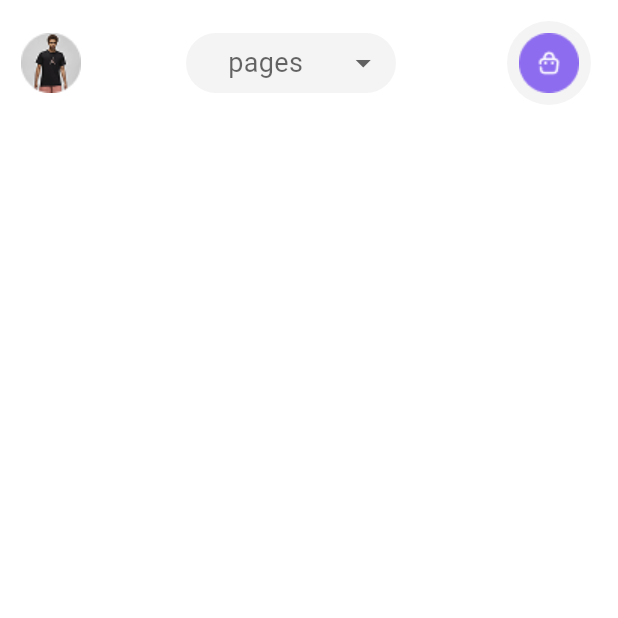
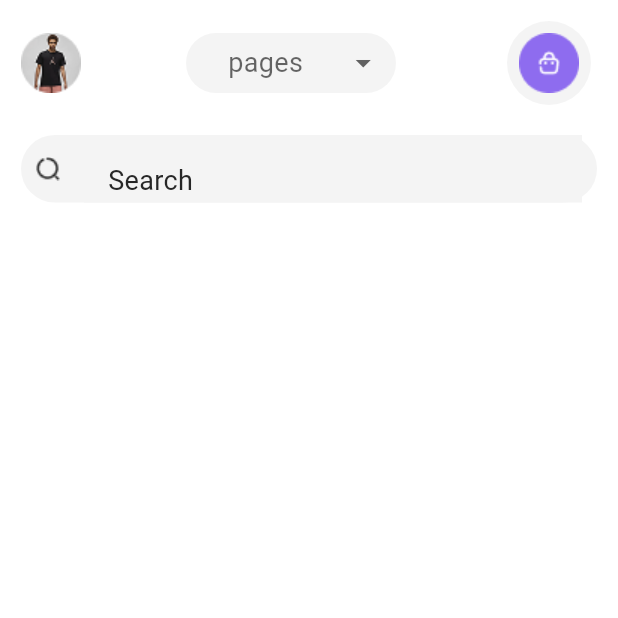
Before and after one commit to alirezafarmani20/clot, a Flutter app: the HomeScreen screen opened directly, on a phone screen of 412 x 824 dp, the top half of it. Run offline on Flutter 3.47's test engine with Material 3 defaults, Android fonts, the phone set to English and light mode, and no system bars; our stand-ins replace get.

Commit message:
create search input

```diff
--- a/lib/screens/home/home_screen.dart
+++ b/lib/screens/home/home_screen.dart
@@ -1,4 +1,5 @@
 import 'package:clot/widgets/drop_down_menu_wedget.dart';
+import 'package:clot/widgets/search_input_widget.dart';
 import 'package:flutter/material.dart';
 import 'package:flutter/widgets.dart';
 
@@ -36,6 +37,9 @@ class _HomeScreenState extends State<HomeScreen> {
                   ),
                 ],
               ),
+              SizedBox(height: 20,),
+              // search input
+              SearchInputWidget()
             ],
           ),
         ),
--- /dev/null
+++ b/lib/widgets/search_input_widget.dart
@@ -0,0 +1,38 @@
+import 'package:clot/core/theme/colors.dart';
+import 'package:flutter/material.dart';
+
+class SearchInputWidget extends StatefulWidget {
+  const SearchInputWidget({super.key});
+
+  @override
+  State<SearchInputWidget> createState() => _SearchInputWidgetState();
+}
+
+class _SearchInputWidgetState extends State<SearchInputWidget> {
+  @override
+  Widget build(BuildContext context) {
+    return Container(
+      decoration: BoxDecoration(
+        borderRadius: BorderRadius.all(Radius.circular(30)),
+        color: AppColors.bgLight2,
+      ),
+      child: Padding(
+        padding: EdgeInsets.symmetric(horizontal: 10),
+        child: SizedBox(
+          width: MediaQuery.of(context).size.width,
+          height: 45,
+          child: TextField(
+            decoration: InputDecoration(
+              icon: Image(image: AssetImage("lib/assets/icons/search.png")),
+              hintText: "Search",
+              hintStyle: Theme.of(context).textTheme.bodyMedium,
+              border: InputBorder.none,
+              filled: true,
+              fillColor: AppColors.bgLight2,
+            ),
+          ),
+        ),
+      ),
+    );
+  }
+}
```
Also changed, not shown: lib/assets/icons/search.png (added), lib/core/theme/theme.dart (line endings or trailing spaces).
